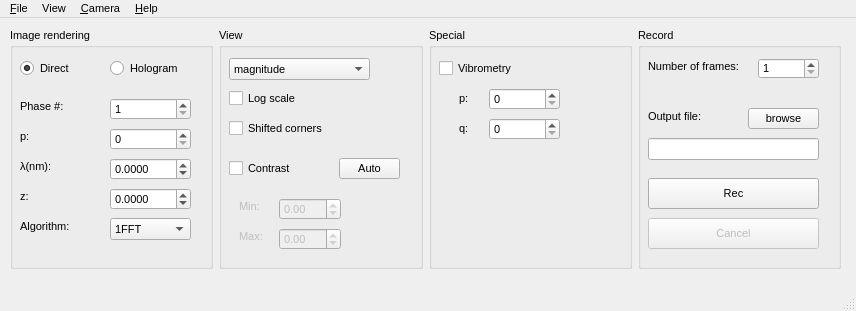
Before: the Qt Designer form Holovibes/main_window.ui in DigitalHolography/Holovibes, drawn with Qt 5.
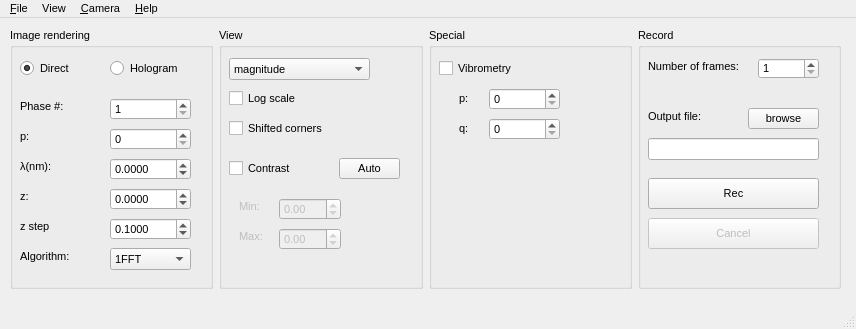
After: the same form once the commit is applied. Custom widgets are drawn as their Qt base class.

Commit message: Z step feature

Patch:
```diff
--- a/Holovibes/main_window.ui
+++ b/Holovibes/main_window.ui
@@ -10,7 +10,7 @@
     <x>0</x>
     <y>0</y>
     <width>856</width>
-    <height>311</height>
+    <height>329</height>
    </rect>
   </property>
   <property name="font">
@@ -31,7 +31,7 @@
       <x>10</x>
       <y>10</y>
       <width>831</width>
-      <height>241</height>
+      <height>261</height>
      </rect>
     </property>
     <layout class="QGridLayout" name="gridLayout">
@@ -203,7 +203,7 @@
         <property name="geometry">
          <rect>
           <x>10</x>
-          <y>190</y>
+          <y>220</y>
           <width>81</width>
           <height>16</height>
          </rect>
@@ -216,7 +216,7 @@
         <property name="geometry">
          <rect>
           <x>100</x>
-          <y>190</y>
+          <y>220</y>
           <width>81</width>
           <height>22</height>
          </rect>
@@ -232,6 +232,35 @@
          </property>
         </item>
        </widget>
+       <widget class="QLabel" name="zStepLabel">
+        <property name="geometry">
+         <rect>
+          <x>10</x>
+          <y>190</y>
+          <width>53</width>
+          <height>16</height>
+         </rect>
+        </property>
+        <property name="text">
+         <string>z step</string>
+        </property>
+       </widget>
+       <widget class="QDoubleSpinBox" name="zStepDoubleSpinBox">
+        <property name="geometry">
+         <rect>
+          <x>100</x>
+          <y>190</y>
+          <width>81</width>
+          <height>22</height>
+         </rect>
+        </property>
+        <property name="decimals">
+         <number>4</number>
+        </property>
+        <property name="value">
+         <double>0.100000000000000</double>
+        </property>
+       </widget>
       </widget>
      </item>
      <item row="0" column="2">
```
Left out of the diff: 25 changed lines with no effect on the pictures. The commit also changes 2 other files.
